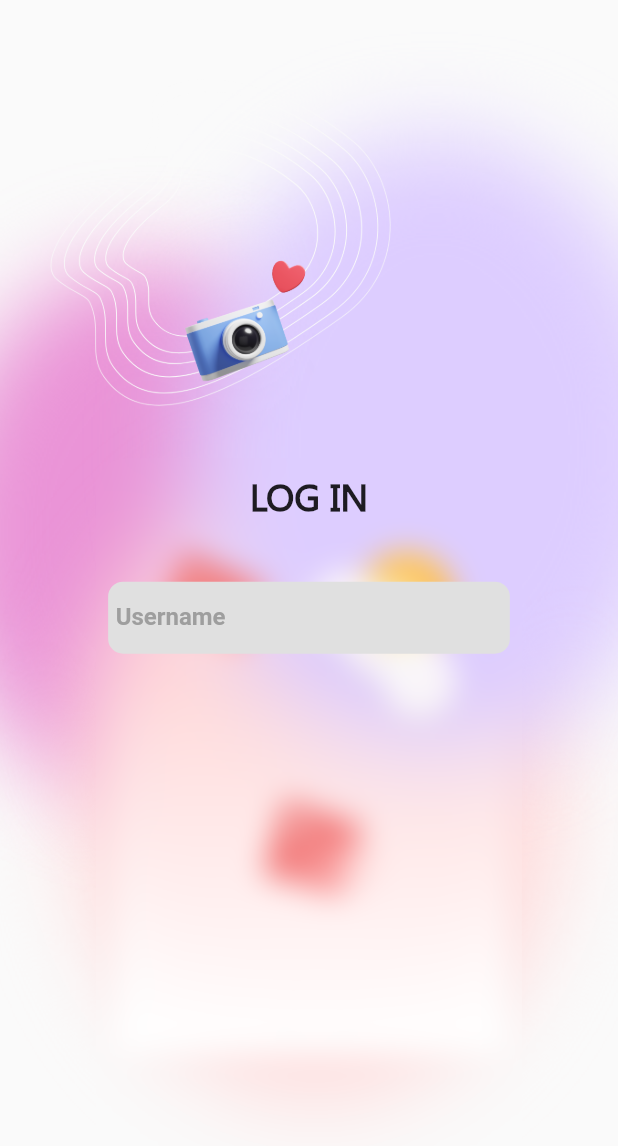
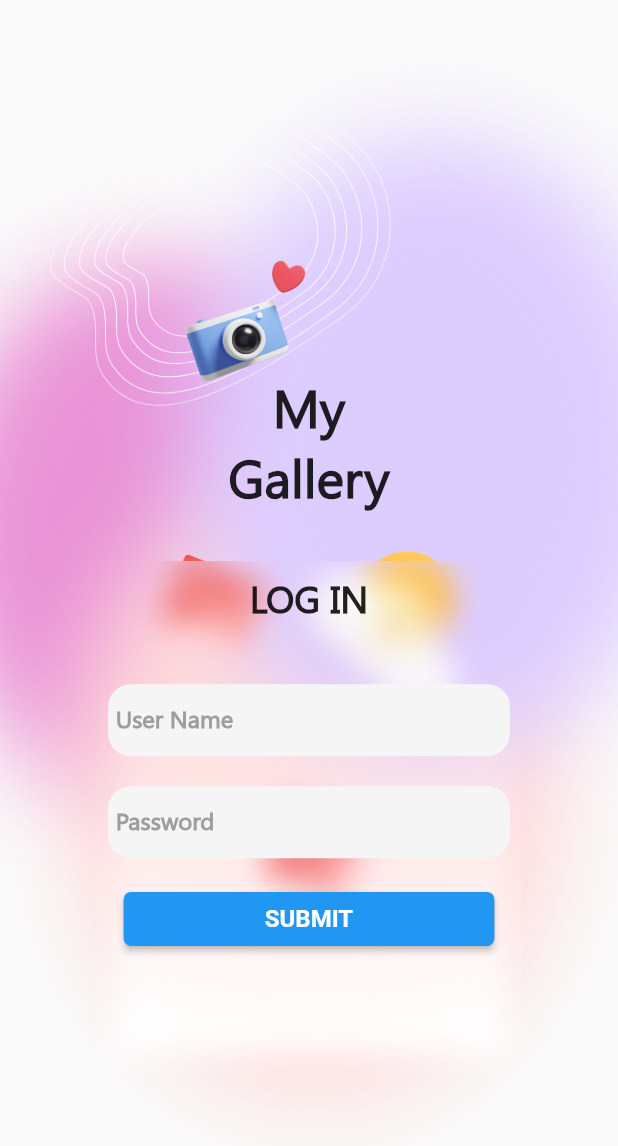
Before and after one commit to NaghamMowina/promina_assign, a Flutter app: the screen it shows after launch, on a phone screen of 412 x 824 dp. Shown: the top 1146 px of the screen. Run offline on Flutter 3.47's test engine with Material 2 defaults, Android fonts, the phone set to English and light mode, and no system bars; our stand-ins replace blur.

Commit message:
login design

```diff
--- a/lib/view/auth/login_screen.dart
+++ b/lib/view/auth/login_screen.dart
@@ -22,12 +22,26 @@ class _LoginScreenState extends State<LoginScreen> {
             image: DecorationImage(
                 image: AssetImage('assets/images/login.png'),
                 fit: BoxFit.cover)),
-        child: Align(
+        child: ListView(
+          padding: EdgeInsets.symmetric(vertical: size.height * .3),
+          // mainAxisAlignment: MainAxisAlignment.end,
+          children: [
+            TextUtils(
+              text: 'My\nGallery',
+              fontFamily: 'SegoeUI',
+              align: TextAlign.center,
+              fontWeight: FontWeight.bold,
+              fontSize: 35,
+            ),
+            SizedBox(
+              height: size.height * .03,
+            ),
+            Align(
               alignment: Alignment.bottomCenter,
               child: Padding(
                 padding: const EdgeInsets.all(8.0),
                 child: Container(
-              height: size.height * 0.6,
+                  height: size.height * 0.5,
                   width: size.width * 0.65,
                   child: Column(
                     children: [
@@ -51,35 +65,94 @@ class _LoginScreenState extends State<LoginScreen> {
                         //This will obscure text dynamically
                         decoration: InputDecoration(
                           contentPadding: EdgeInsets.all(5),
-                      labelText: 'Username',
+                          labelText: 'User Name',
+
                           // hintText: 'Enter your email or phone',
                           // Here is key idea
-                      fillColor: Colors.grey[300],
+                          fillColor: Colors.grey[100],
                           filled: true,
                           labelStyle: const TextStyle(
                             decorationColor: Colors.black,
                             // fontSize: 16,
+                            fontFamily: 'SegoeUI',
+
                             color: Colors.grey,
                             fontWeight: FontWeight.bold,
                           ),
                           enabledBorder: OutlineInputBorder(
-                        borderSide: const BorderSide(color: Colors.transparent),
-                        borderRadius: BorderRadius.circular(10),
+                            borderSide:
+                                const BorderSide(color: Colors.transparent),
+                            borderRadius: BorderRadius.circular(15),
                           ),
                           focusedBorder: OutlineInputBorder(
-                        borderSide: const BorderSide(color: Colors.transparent),
-                        borderRadius: BorderRadius.circular(10),
+                            borderSide:
+                                const BorderSide(color: Colors.transparent),
+                            borderRadius: BorderRadius.circular(15),
                           ),
                           errorBorder: OutlineInputBorder(
-                        borderSide: const BorderSide(color: Colors.transparent),
+                            borderSide:
+                                const BorderSide(color: Colors.transparent),
                             borderRadius: BorderRadius.circular(10),
                           ),
                           focusedErrorBorder: OutlineInputBorder(
-                        borderSide: const BorderSide(color: Colors.transparent),
-                        borderRadius: BorderRadius.circular(10),
+                            borderSide:
+                                const BorderSide(color: Colors.transparent),
+                            borderRadius: BorderRadius.circular(15),
                           ),
                         ),
                       ),
+                      SizedBox(height: 20,),
+                      TextFormField(
+                        keyboardType: TextInputType.visiblePassword,
+                        controller: _passwordcontroller,
+                        validator: (value) =>
+                            value!.isEmpty ? 'enter a valid password' : null,
+                        style: TextStyle(
+                          color: Colors.black,
+                        ),
+                        //This will obscure text dynamically
+                        decoration: InputDecoration(
+                          contentPadding: EdgeInsets.all(5),
+                          labelText: 'Password',
+
+                          // hintText: 'Enter your email or phone',
+                          // Here is key idea
+                          fillColor: Colors.grey[100],
+                          filled: true,
+                          labelStyle: const TextStyle(
+                            decorationColor: Colors.black,
+                            // fontSize: 16,
+                            fontFamily: 'SegoeUI',
+
+                            color: Colors.grey,
+                            fontWeight: FontWeight.bold,
+                          ),
+                          enabledBorder: OutlineInputBorder(
+                            borderSide:
+                                const BorderSide(color: Colors.transparent),
+                            borderRadius: BorderRadius.circular(15),
+                          ),
+                          focusedBorder: OutlineInputBorder(
+                            borderSide:
+                                const BorderSide(color: Colors.transparent),
+                            borderRadius: BorderRadius.circular(15),
+                          ),
+                          errorBorder: OutlineInputBorder(
+                            borderSide:
+                                const BorderSide(color: Colors.transparent),
+                            borderRadius: BorderRadius.circular(10),
+                          ),
+                          focusedErrorBorder: OutlineInputBorder(
+                            borderSide:
+                                const BorderSide(color: Colors.transparent),
+                            borderRadius: BorderRadius.circular(15),
+                          ),
+                        ),
+                      ),
+                      SizedBox(height: size.height*.02,),
+                      SizedBox(width: size.width*.6,child: ElevatedButton(style: ElevatedButton.styleFrom(shape:RoundedRectangleBorder(
+                          borderRadius: BorderRadius.circular(5),
+                        ),),onPressed: (){}, child: TextUtils(text: 'SUBMIT',fontWeight: FontWeight.bold,fontSize: 16,)))
                     ],
                   ),
                 ).frosted(
@@ -89,6 +162,8 @@ class _LoginScreenState extends State<LoginScreen> {
                 ),
               ),
             ),
+          ],
+        ),
       ),
     );
   }
```
Lines whose indentation alone changed are shown as unchanged.
